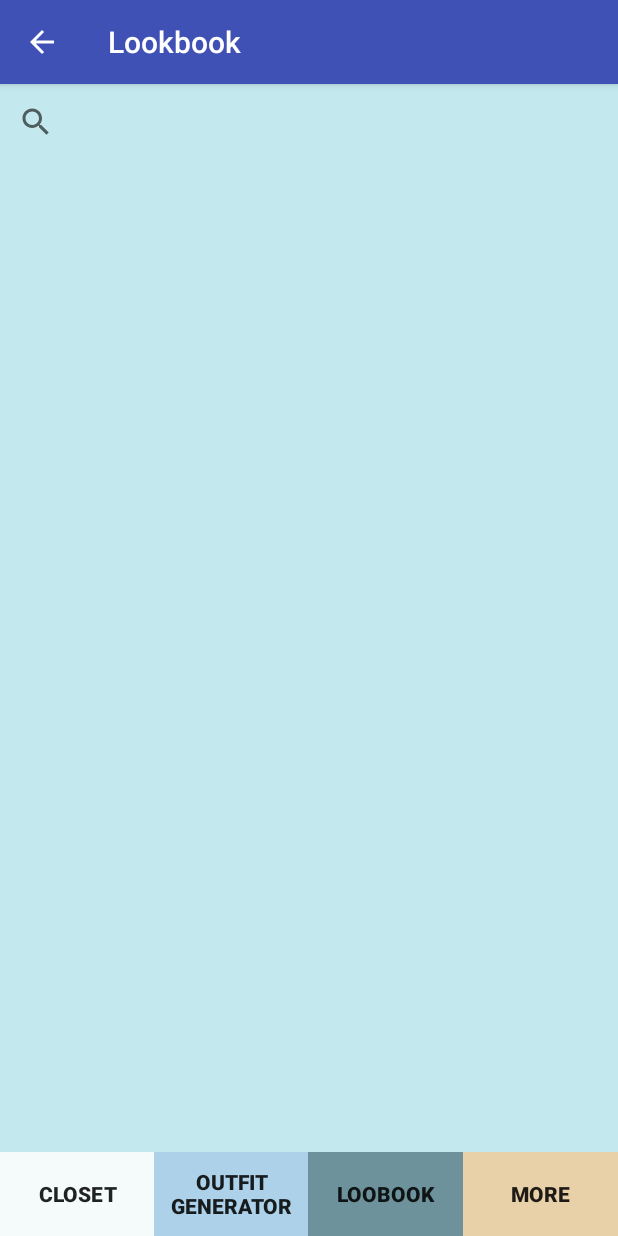
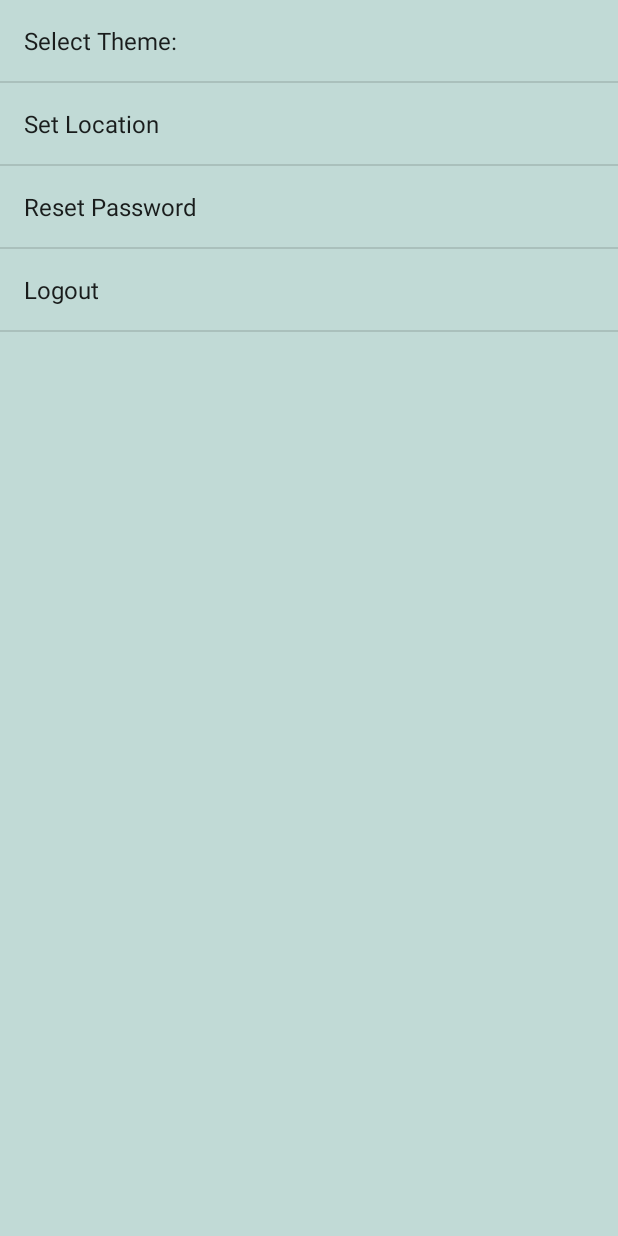
Before and after one commit to SEGFAULT-CSE110/ClosetManager, an Android app: the LookbookActivity screen opened directly, with no data from a screen before it, after a tap on "MORE", on a phone screen of 412 x 824 dp. Run offline under Robolectric (Android 15) with nearby library versions, the light colour scheme and no system bars.

Commit message:
Started PreferenceList. Added first draft Preferences.

```diff
--- a/app/src/main/java/com/segfault/closetmanager/BottomBar.java
+++ b/app/src/main/java/com/segfault/closetmanager/BottomBar.java
@@ -64,7 +64,11 @@ public final class BottomBar {
         nextButton.setOnClickListener(new View.OnClickListener() {
             @Override
             public void onClick(View v) {
-
+                //TODO: more button temporarily set to settings
+                if (callingActivity.getClass() != PreferencesActivity.class) {
+                    Intent intent = new Intent(callingActivity, PreferencesActivity.class);
+                    callingActivity.startActivity(intent);
+                }
             }
         });
 
--- a/app/src/main/java/com/segfault/closetmanager/HomeActivity.java
+++ b/app/src/main/java/com/segfault/closetmanager/HomeActivity.java
@@ -73,6 +73,11 @@ public class HomeActivity extends AppCompatActivity {
         startActivity(intent);
     }
 
+    public void goToSettings(View view) {
+        Intent intent = new Intent(this, PreferencesActivity.class);
+        startActivity(intent);
+    }
+
     public void loadPictures(Context context, List<Clothing> clothingList) throws IOException{
         //get root directory
         String root = "images/";
--- a/app/src/main/java/com/segfault/closetmanager/Lookbook.java
+++ b/app/src/main/java/com/segfault/closetmanager/Lookbook.java
@@ -1,6 +1,7 @@
 package com.segfault.closetmanager;
 
 import java.io.Serializable;
+import java.util.ArrayList;
 import java.util.List;
 
 /**
@@ -10,6 +11,10 @@ public class Lookbook {
 
     private List<Outfit> mOutfitList;
     private Closet mBelongingCloset;
+
+    public Lookbook(){
+        mOutfitList = new ArrayList<>();
+    }
 
     public boolean writeToDatabase(){
         return false; //returns true if written successfully.
--- /dev/null
+++ b/app/src/main/java/com/segfault/closetmanager/PreferencesActivity.java
@@ -0,0 +1,32 @@
+package com.segfault.closetmanager;
+
+/**
+ * Created by Christina on 5/10/2016.
+ */
+import android.os.Bundle;
+import android.preference.PreferenceActivity;
+import android.preference.PreferenceFragment;
+
+public class PreferencesActivity extends PreferenceActivity {
+
+    @Override
+    protected void onCreate(Bundle savedInstanceState) {
+        System.err.println("1");
+        super.onCreate(savedInstanceState);
+        getFragmentManager().beginTransaction().replace(android.R.id.content, new PreferencesFragment()).commit();
+        System.err.println("2");
+    }
+
+    public static class PreferencesFragment extends PreferenceFragment
+    {
+        @Override
+        public void onCreate(final Bundle savedInstanceState)
+        {
+            System.err.println("3");
+            super.onCreate(savedInstanceState);
+            addPreferencesFromResource(R.xml.preferences);
+            System.err.println("4");
+        }
+    }
+
+}
--- /dev/null
+++ b/app/src/main/res/values/arrays.xml
@@ -0,0 +1,12 @@
+<?xml version="1.0" encoding="utf-8"?>
+<resources>
+    <string-array name="pref_example_list_titles">
+        <item>Theme 1</item>
+        <item>Theme 2</item>
+    </string-array>
+
+    <string-array name="pref_example_list_values">
+        <item>1</item>
+        <item>2</item>
+    </string-array>
+</resources>
--- a/app/src/main/res/values/string.xml
+++ b/app/src/main/res/values/string.xml
@@ -13,8 +13,9 @@
     <!-- bottom bar -->
     <string name="closet">Closet</string>
     <string name="outfit_gen">Outfit Generator</string>
-    <string name="lookbook">Loobook</string>
+    <string name="lookbook">Lookbook</string>
     <string name="more">More</string>
+
     <string name="outfit_creator">Outfit Creator</string>
     <string name="icloset">iCloset</string>
 
@@ -28,4 +29,12 @@
 
     <string name="closet_no_elements_text">You seem to not have entered in any clothes. Please add some to use the app.</string>
 
+    <!-- login -->
+    <string name="prompt_email">Email</string>
+    <string name="prompt_password">Password</string>
+    <string name="action_sign_in_short">sign in</string>
+    <string name="action_sign_in">Sign In</string>
+
+    <string name="pref_default_display_name">Preferences</string>
+
 </resources>
--- /dev/null
+++ b/app/src/main/res/xml/preferences.xml
@@ -0,0 +1,37 @@
+<PreferenceScreen xmlns:android="http://schemas.android.com/apk/res/android">
+
+
+    <ListPreference
+        android:key="theme"
+        android:title="Select Theme: "
+        android:entries="@array/pref_example_list_titles"
+        android:entryValues="@array/pref_example_list_values"
+        />
+
+    <!-- NOTE: EditTextPreference accepts EditText attributes. -->
+    <!-- NOTE: EditTextPreference's summary should be set to its value by the activity code. -->
+    <EditTextPreference
+        android:capitalize="words"
+        android:defaultValue="@string/pref_default_display_name"
+        android:inputType="textCapWords"
+        android:key="example_text"
+        android:maxLines="1"
+        android:selectAllOnFocus="true"
+        android:singleLine="true"
+        android:title="Set Location" />
+
+    <Preference
+        android:defaultValue="false"
+        android:key="reset_password"
+        android:title="Reset Password " />
+    <!-- NOTE: Hide buttons to simplify the UI. Users can touch outside the dialog to
+         dismiss it. -->
+    <!-- NOTE: ListPreference's summary should be set to its value by the activity code. -->
+    <ListPreference
+        android:defaultValue="-1"
+        android:key="example_list"
+        android:negativeButtonText="@null"
+        android:positiveButtonText="@null"
+        android:title="Logout" />
+
+</PreferenceScreen>
```
Also changed, not shown: app/src/main/AndroidManifest.xml (+9 -0 lines), app/src/main/java/com/segfault/closetmanager/PreferenceList.java (+44 -0 lines), app/src/main/res/layout/login.xml (+91 -4 lines).
